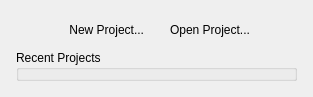
ImageProcessing-ElectronicPublications/scantailor-deviant, file src/app/ui/NewOpenProjectPanel.ui: the form before one commit.
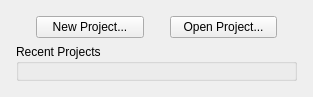
The form after the commit.

What changed in the file:
```diff
--- a/src/app/ui/NewOpenProjectPanel.ui
+++ b/src/app/ui/NewOpenProjectPanel.ui
@@ -57,13 +57,10 @@
          </spacer>
         </item>
         <item>
-         <widget class="QLabel" name="newProjectLabel">
+         <widget class="QPushButton" name="newProjectButton">
           <property name="text">
            <string>New Project...</string>
           </property>
-          <property name="alignment">
-           <set>Qt::AlignRight|Qt::AlignTrailing|Qt::AlignVCenter</set>
-          </property>
          </widget>
         </item>
         <item>
@@ -83,7 +80,7 @@
          </spacer>
         </item>
         <item>
-         <widget class="QLabel" name="openProjectLabel">
+         <widget class="QPushButton" name="openProjectButton">
           <property name="text">
            <string>Open Project...</string>
           </property>
```
